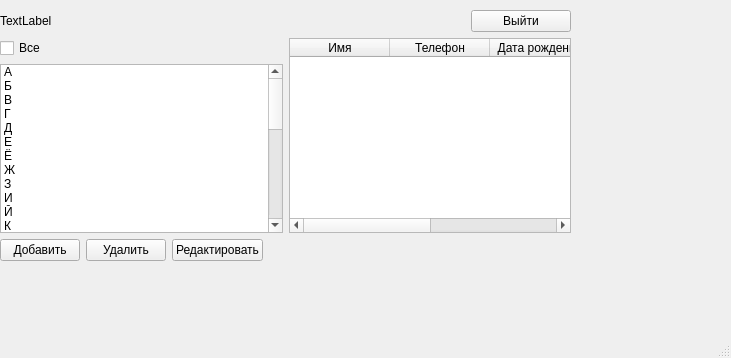
The window that project/ui/ui_main_window.ui (maximss635/qt-phone-book) describes before a commit, drawn with Qt 5.
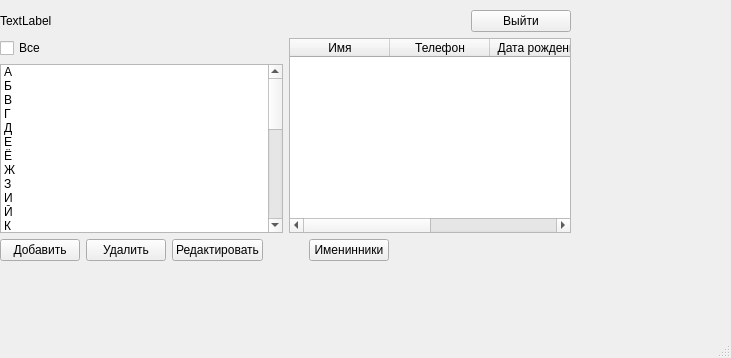
The same window after the commit.

What changed in the file:
```diff
--- a/project/ui/ui_main_window.ui
+++ b/project/ui/ui_main_window.ui
@@ -272,6 +272,29 @@
            </property>
           </widget>
          </item>
+         <item>
+          <spacer name="horizontalSpacer_2">
+           <property name="orientation">
+            <enum>Qt::Horizontal</enum>
+           </property>
+           <property name="sizeType">
+            <enum>QSizePolicy::Preferred</enum>
+           </property>
+           <property name="sizeHint" stdset="0">
+            <size>
+             <width>40</width>
+             <height>20</height>
+            </size>
+           </property>
+          </spacer>
+         </item>
+         <item>
+          <widget class="QPushButton" name="button_check_birthday">
+           <property name="text">
+            <string>Именинники</string>
+           </property>
+          </widget>
+         </item>
          <item>
           <spacer name="horizontalSpacer">
            <property name="orientation">
```
